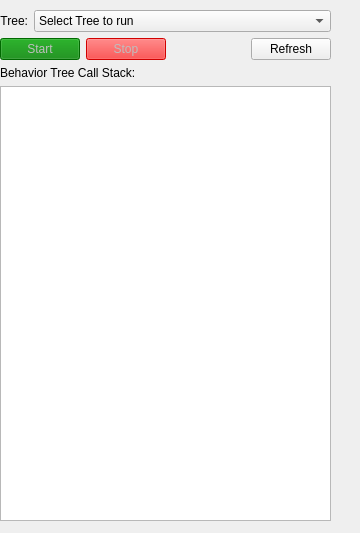
Before: the Qt Designer form riptide_rviz/riptide_rviz/src/MissionPanel.ui in osu-uwrt/riptide_gui, drawn with Qt 5.
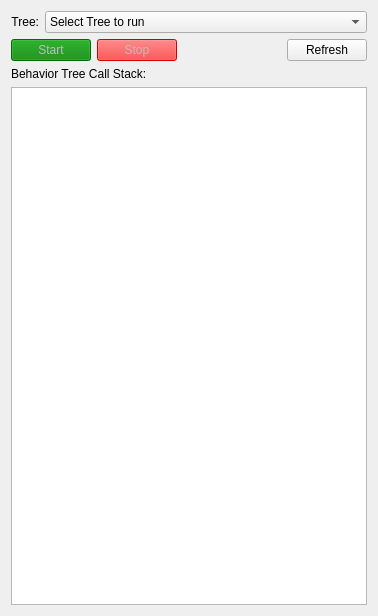
After: the same form once the commit is applied.

Patch:
```diff
--- a/riptide_rviz/riptide_rviz/src/MissionPanel.ui
+++ b/riptide_rviz/riptide_rviz/src/MissionPanel.ui
@@ -6,22 +6,15 @@
    <rect>
     <x>0</x>
     <y>0</y>
-    <width>360</width>
-    <height>533</height>
+    <width>378</width>
+    <height>616</height>
    </rect>
   </property>
   <property name="windowTitle">
    <string>Form</string>
   </property>
-  <widget class="QWidget" name="verticalLayoutWidget">
-   <property name="geometry">
-    <rect>
-     <x>0</x>
-     <y>10</y>
-     <width>331</width>
-     <height>511</height>
-    </rect>
-   </property>
+  <layout class="QGridLayout" name="gridLayout">
+   <item row="0" column="0">
    <layout class="QVBoxLayout" name="verticalLayout">
     <item>
      <layout class="QHBoxLayout" name="horizontalLayout_2">
@@ -123,7 +116,8 @@
      </widget>
     </item>
    </layout>
-  </widget>
+   </item>
+  </layout>
  </widget>
  <resources/>
  <connections/>
```
Lines whose indentation alone changed are shown as unchanged.
